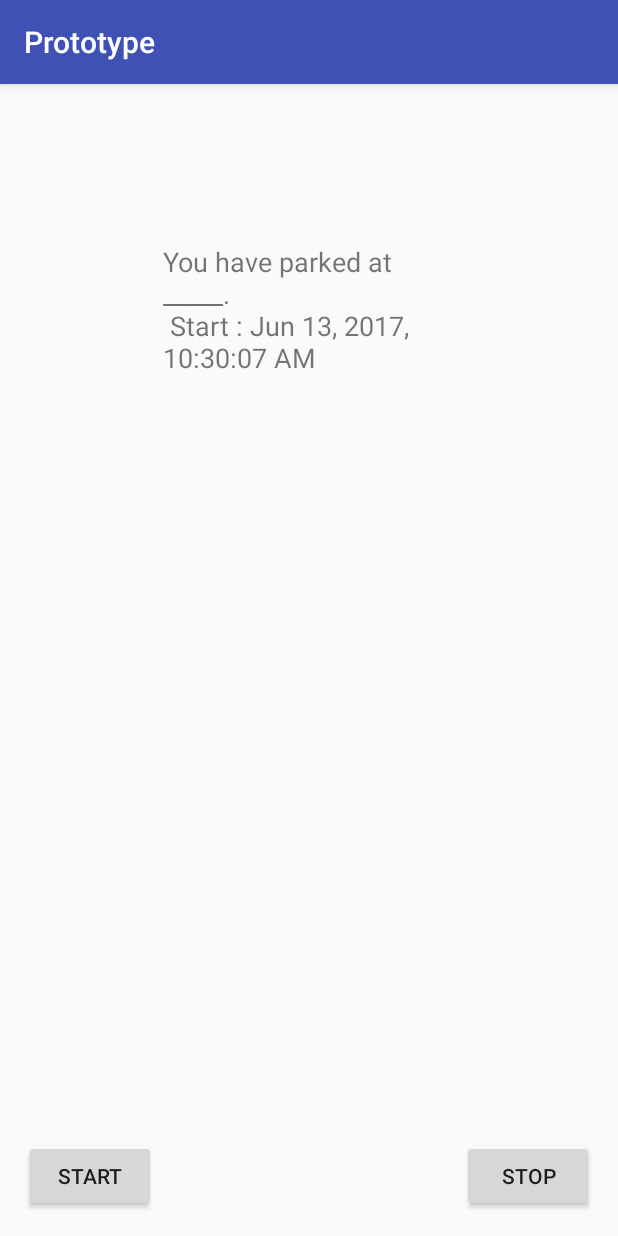
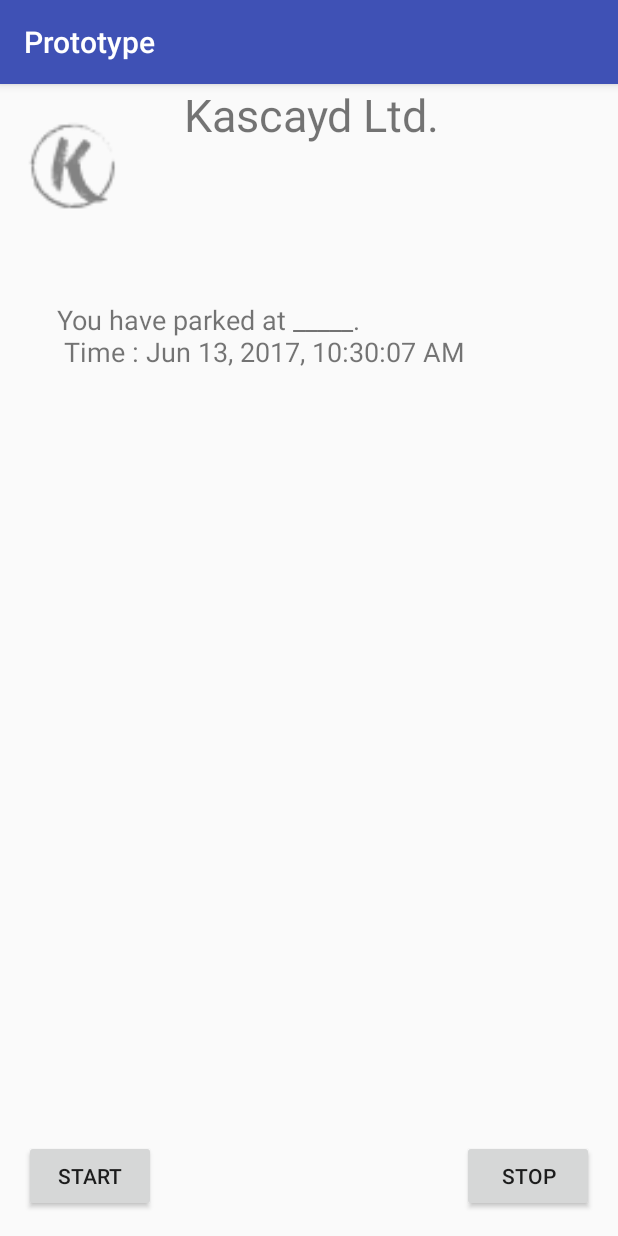
Before and after one commit to nisargatman/Prototype, an Android app: the screen it shows after launch (MainActivity), after a tap on "START", on a phone screen of 412 x 824 dp. Run offline under Robolectric (Android 15) with nearby library versions, the phone set to English and light mode, and no system bars.

Commit message:
Layout changes

```diff
--- a/app/src/main/java/com/kascayd/prototype/MainActivity.java
+++ b/app/src/main/java/com/kascayd/prototype/MainActivity.java
@@ -19,14 +19,14 @@ public class MainActivity extends AppCompatActivity {
 
     public void StartPress(View view) {
         String mydate = java.text.DateFormat.getDateTimeInstance().format(Calendar.getInstance().getTime());
-        String message = "You have parked at _____. \n Start : "+ mydate;
+        String message = "\n\nYou have parked at _____. \n Time : "+ mydate;
         TextView textView = (TextView) findViewById(R.id.textView);
         textView.setText(message);
     }
 
     public void StopPress(View view){
         String mydate = java.text.DateFormat.getDateTimeInstance().format(Calendar.getInstance().getTime());
-        String message = "Your parking has ended at "+mydate;
+        String message = "\nYour parking has ended at "+mydate;
         TextView textView = (TextView) findViewById(R.id.textView2);
         textView.setText(message);
     }
--- a/app/src/main/res/layout/activity_main.xml
+++ b/app/src/main/res/layout/activity_main.xml
@@ -30,21 +30,20 @@
 
     <TextView
         android:id="@+id/textView"
-        android:layout_width="195dp"
-        android:layout_height="155dp"
+        android:layout_width="336dp"
+        android:layout_height="154dp"
+        android:layout_marginTop="102dp"
+        android:textSize="18sp"
+        app:layout_constraintTop_toTopOf="parent"
         android:layout_marginLeft="8dp"
+        app:layout_constraintLeft_toLeftOf="parent"
         android:layout_marginRight="8dp"
-        android:layout_marginTop="106dp"
-        android:textSize="18sp"
-        app:layout_constraintHorizontal_bias="0.502"
-        app:layout_constraintLeft_toLeftOf="parent"
-        app:layout_constraintRight_toRightOf="parent"
-        app:layout_constraintTop_toTopOf="parent" />
+        app:layout_constraintRight_toRightOf="parent" />
 
     <TextView
         android:id="@+id/textView2"
-        android:layout_width="194dp"
-        android:layout_height="152dp"
+        android:layout_width="335dp"
+        android:layout_height="143dp"
         android:layout_marginBottom="8dp"
         android:layout_marginLeft="8dp"
         android:layout_marginRight="8dp"
@@ -54,5 +53,29 @@
         app:layout_constraintLeft_toLeftOf="parent"
         app:layout_constraintRight_toRightOf="parent"
         app:layout_constraintTop_toBottomOf="@+id/textView"
-        app:layout_constraintVertical_bias="0.122" />
+        app:layout_constraintVertical_bias="0.126"
+        tools:layout_editor_absoluteX="-46dp" />
+
+    <ImageView
+        android:id="@+id/imageView"
+        android:layout_width="81dp"
+        android:layout_height="78dp"
+        app:srcCompat="@drawable/logo"
+        android:layout_marginBottom="8dp"
+        app:layout_constraintBottom_toTopOf="@+id/textView"
+        android:layout_marginLeft="8dp"
+        app:layout_constraintLeft_toLeftOf="parent" />
+
+    <TextView
+        android:id="@+id/textView3"
+        android:layout_width="256dp"
+        android:layout_height="78dp"
+        android:layout_marginLeft="8dp"
+        android:layout_marginRight="8dp"
+        android:fontFamily="sans-serif"
+        android:text="Kascayd Ltd."
+        android:textSize="30sp"
+        app:layout_constraintLeft_toRightOf="@+id/imageView"
+        app:layout_constraintRight_toRightOf="parent"
+        tools:layout_editor_absoluteY="16dp" />
 </android.support.constraint.ConstraintLayout>
```
Also changed, not shown: app/src/main/res/drawable-hdpi/logo.png (added), app/src/main/res/drawable-mdpi/logo.png (added), app/src/main/res/drawable-xhdpi/logo.png (added), app/src/main/res/drawable-xxhdpi/logo.png (added).
